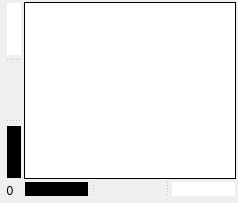
Above: src/GammaLevelsDialog.ui from markus-wa/glmixer-mirror before the change. Below: the same form after it.
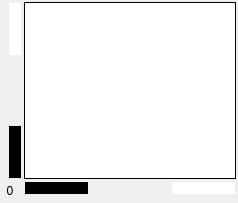
That is the form after the change. Icons and pictures are not drawn.

Commit message: Improved appearance of Gamma Levels dialog + fix compilation warning in video recorder

Patch:
```diff
--- a/src/GammaLevelsDialog.ui
+++ b/src/GammaLevelsDialog.ui
@@ -13,6 +13,24 @@
   <property name="windowTitle">
    <string>Gamma levels</string>
   </property>
+  <property name="styleSheet">
+   <string notr="true">QSplitter {
+    border-style: none;
+	background-color: rgb(0, 0, 0, 0);
+}
+QSplitter::handle {
+    border-style: none;
+	background-color: rgb(0, 0, 0, 0);
+}
+ QSplitter::handle:horizontal {
+     width: 2px;
+	image: url(:/glmixer/icons/hplit.png);
+ }
+ QSplitter::handle:vertical {
+     height: 2px;
+	image: url(:/glmixer/icons/vplit.png);
+ }</string>
+  </property>
   <layout class="QHBoxLayout" name="horizontalLayout">
    <property name="spacing">
     <number>2</number>
@@ -24,6 +42,9 @@
     <layout class="QGridLayout" name="gridLayoutGraphic">
      <item row="0" column="0">
       <widget class="QWidget" name="verticalGradient" native="true">
+       <property name="enabled">
+        <bool>true</bool>
+       </property>
        <property name="sizePolicy">
         <sizepolicy hsizetype="Fixed" vsizetype="Preferred">
          <horstretch>0</horstretch>
@@ -59,7 +80,7 @@
        </property>
        <layout class="QHBoxLayout" name="horizontalLayout_3">
         <property name="leftMargin">
-         <number>5</number>
+         <number>7</number>
         </property>
         <property name="topMargin">
          <number>1</number>
@@ -72,10 +93,6 @@
         </property>
         <item>
          <widget class="QSplitter" name="outSplit">
-          <property name="styleSheet">
-           <string notr="true">border-width: 0px;
-border-style: none;</string>
-          </property>
           <property name="orientation">
            <enum>Qt::Vertical</enum>
           </property>
@@ -87,8 +104,7 @@
           </property>
           <widget class="QWidget" name="maxOut" native="true">
            <property name="styleSheet">
-            <string notr="true">alternate-background-color: rgb(195, 195, 195);
-background-color: rgb(255, 255, 255);</string>
+            <string notr="true">background-color: rgb(255, 255, 255);</string>
            </property>
           </widget>
           <widget class="QWidget" name="rangeOut" native="true">
@@ -104,8 +120,7 @@
           </widget>
           <widget class="QWidget" name="minOut" native="true">
            <property name="styleSheet">
-            <string notr="true">background-color: rgb(0, 0, 0);
-alternate-background-color: rgb(88, 88, 88);</string>
+            <string notr="true">background-color: rgb(0, 0, 0);</string>
            </property>
           </widget>
          </widget>
@@ -152,6 +167,9 @@
 border-color: black;</string>
        </property>
        <layout class="QHBoxLayout" name="horizontalLayout_4">
+        <property name="spacing">
+         <number>6</number>
+        </property>
         <property name="leftMargin">
          <number>1</number>
         </property>
@@ -162,14 +180,10 @@
          <number>1</number>
         </property>
         <property name="bottomMargin">
-         <number>5</number>
+         <number>7</number>
         </property>
         <item>
          <widget class="QSplitter" name="inSplit">
-          <property name="styleSheet">
-           <string notr="true">border-width: 0px;
-border-style: none;</string>
-          </property>
           <property name="frameShape">
            <enum>QFrame::NoFrame</enum>
           </property>
@@ -187,8 +201,7 @@
           </property>
           <widget class="QWidget" name="minIn" native="true">
            <property name="styleSheet">
-            <string notr="true">background-color: rgb(0, 0, 0);
-alternate-background-color: rgb(88, 88, 88);</string>
+            <string notr="true">background-color: rgb(0, 0, 0);</string>
            </property>
           </widget>
           <widget class="QWidget" name="rangeIn" native="true">
@@ -205,7 +218,7 @@
           <widget class="QWidget" name="maxIn" native="true">
            <property name="styleSheet">
             <string notr="true">background-color: rgb(255, 255, 255);
-alternate-background-color: rgb(195, 195, 195);</string>
+</string>
            </property>
           </widget>
          </widget>
```
Left out of the diff: 12 changed lines with no effect on the pictures. The commit also changes 5 other files.
